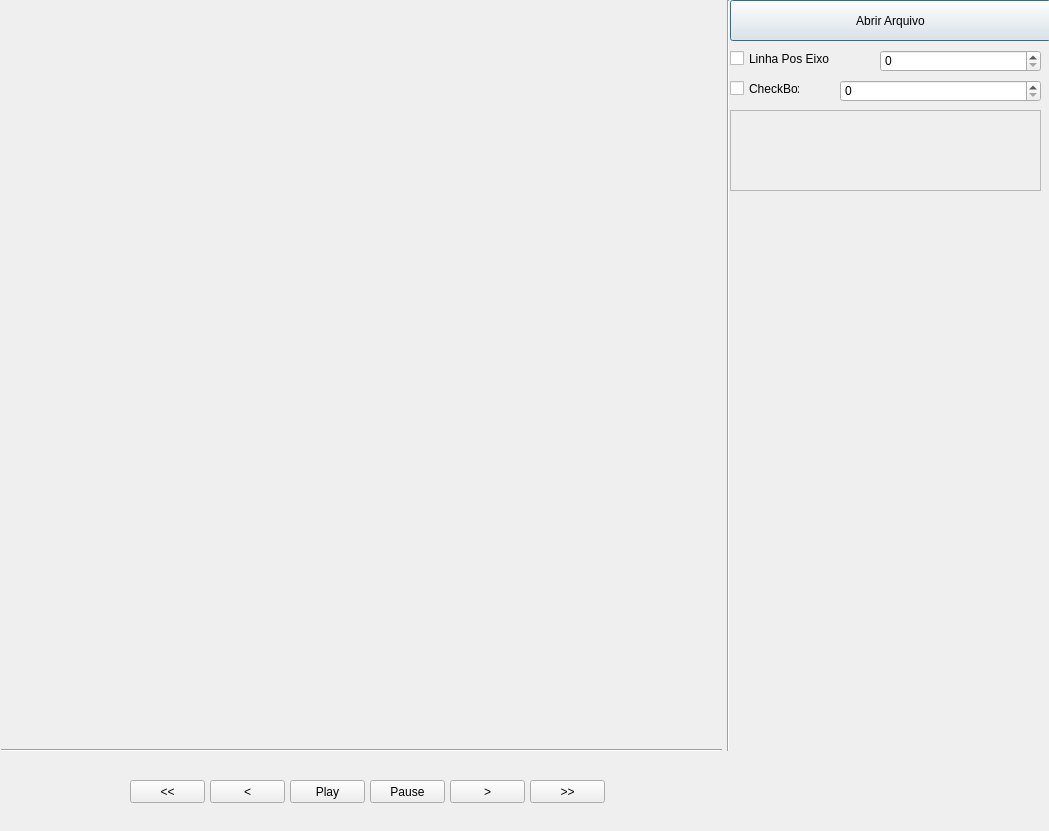
Old version of the form testUI/CaptureDevice.ui in the repository LeandroOSBr/contagemEvasao.
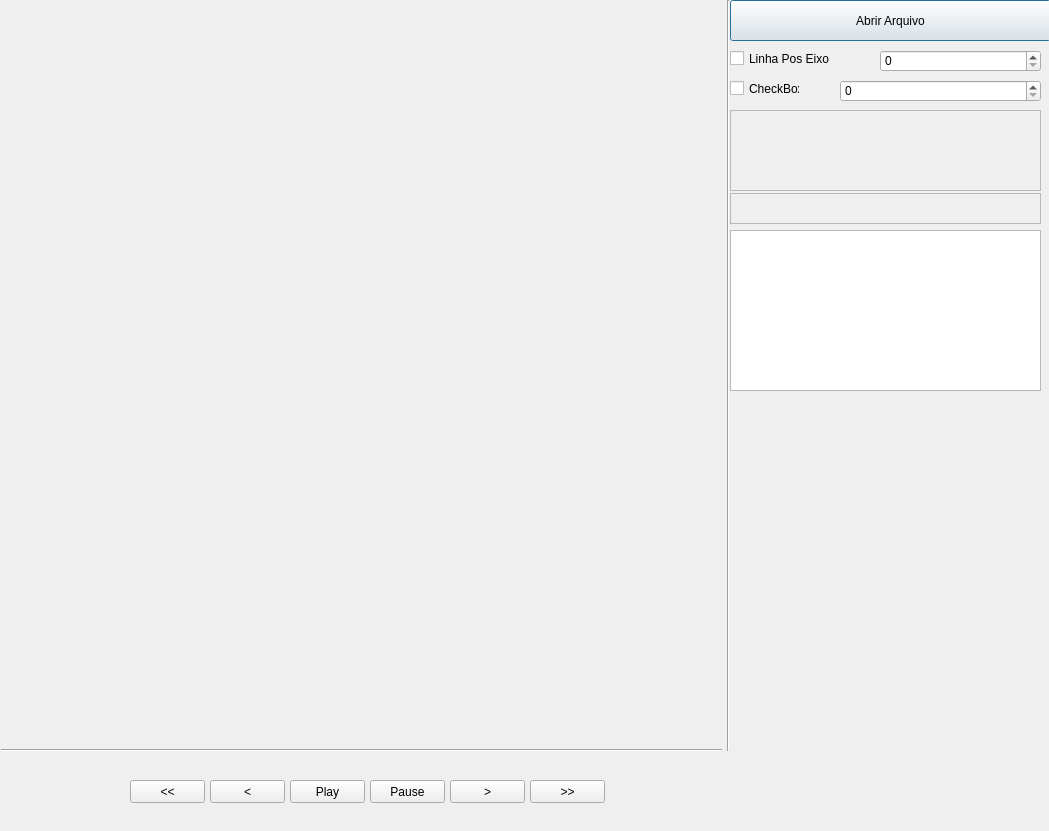
New version of the form.

Patch:
```diff
--- a/testUI/CaptureDevice.ui
+++ b/testUI/CaptureDevice.ui
@@ -228,6 +228,37 @@
     <string>Space</string>
    </property>
   </widget>
+  <widget class="QPlainTextEdit" name="txtInfoSpeed">
+   <property name="enabled">
+    <bool>false</bool>
+   </property>
+   <property name="geometry">
+    <rect>
+     <x>730</x>
+     <y>193</y>
+     <width>311</width>
+     <height>31</height>
+    </rect>
+   </property>
+   <property name="font">
+    <font>
+     <family>MS Sans Serif</family>
+    </font>
+   </property>
+   <property name="plainText">
+    <string/>
+   </property>
+  </widget>
+  <widget class="QTextEdit" name="txeInfoFrame">
+   <property name="geometry">
+    <rect>
+     <x>730</x>
+     <y>230</y>
+     <width>311</width>
+     <height>161</height>
+    </rect>
+   </property>
+  </widget>
  </widget>
  <resources/>
  <connections/>
```
